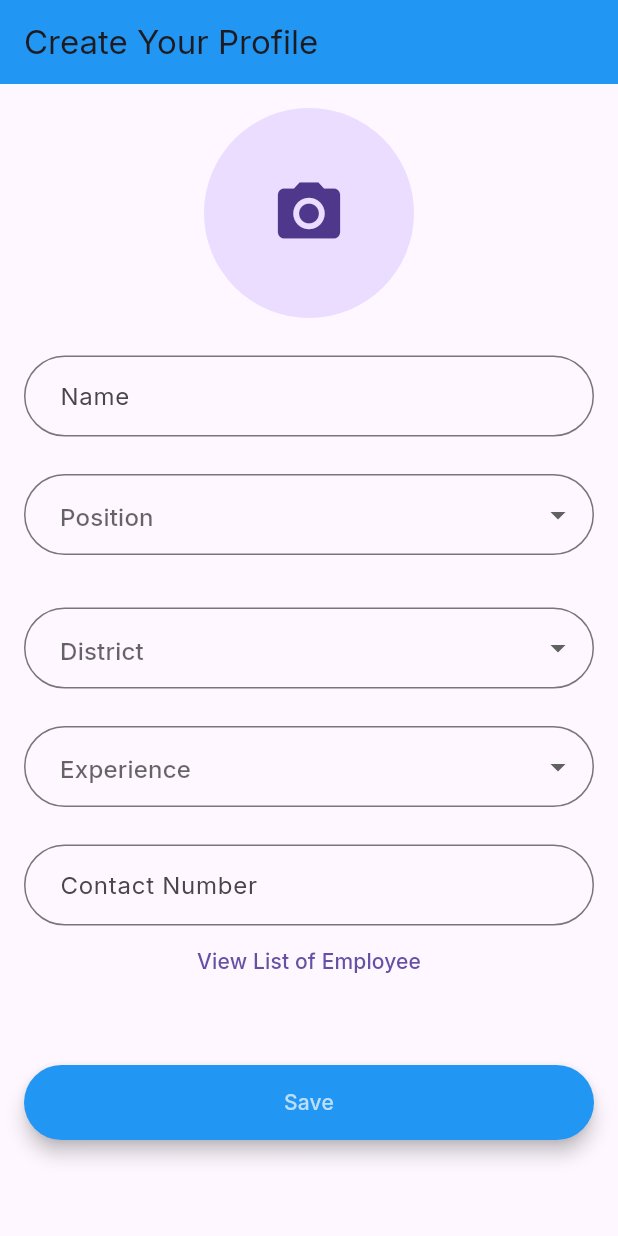
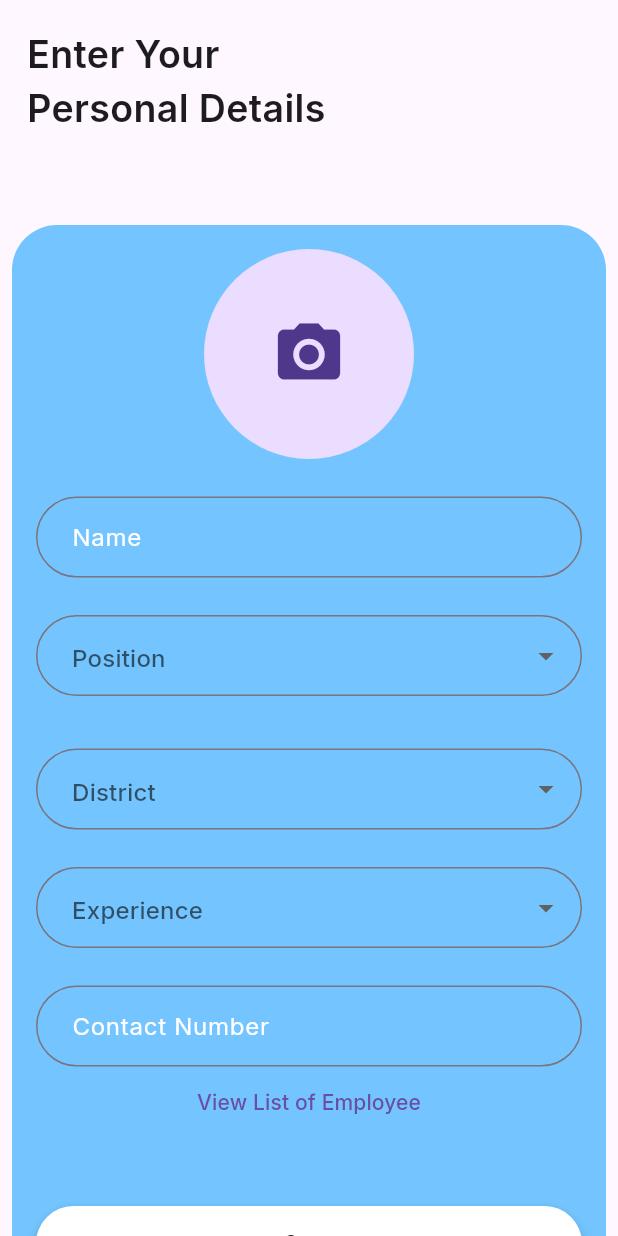
Before and after one commit to DilanMadusaanka2000/FixFinder-Flutter-Mobile-App, a Flutter app: the screen it shows after launch, on a phone screen of 412 x 824 dp. Run offline on Flutter 3.47's test engine with Material 3 defaults, Android fonts, the light colour scheme and no system bars; our stand-ins replace cloud_firestore, firebase_auth, firebase_core, firebase_storage, google_fonts, image_picker and 1 more; missing offline and left inert: dart:ffi; accounts and stored records are empty.

Commit message:
serviceProvider profile UI Updated

```diff
--- a/FixFinder-Flutter-Mobile-App/lib/constants/colors.dart
+++ b/FixFinder-Flutter-Mobile-App/lib/constants/colors.dart
@@ -23,3 +23,4 @@ final kCardButtonColor = Colors.grey[300];
 
 const kMainPinkColor = Colors.pink;
 const kGradientTopColor1 =Color.fromARGB(255, 92, 167, 221);
+const kButtonColorwithBlue = Color.fromARGB(255, 116, 197, 255);
--- a/FixFinder-Flutter-Mobile-App/lib/main.dart
+++ b/FixFinder-Flutter-Mobile-App/lib/main.dart
@@ -26,6 +26,8 @@ import 'package:checkfirebase/pages/addpage.dart';
 
 //   runApp(const MyApp());
 // }
+
+//firebase initialization
 
 void main() async {
   WidgetsFlutterBinding.ensureInitialized();
--- a/FixFinder-Flutter-Mobile-App/lib/pages/addpage.dart
+++ b/FixFinder-Flutter-Mobile-App/lib/pages/addpage.dart
@@ -1,4 +1,5 @@
 import 'dart:io';
+import 'package:checkfirebase/constants/colors.dart';
 import 'package:checkfirebase/pages/listpage.dart';
 import 'package:flutter/material.dart';
 import 'package:image_picker/image_picker.dart';
@@ -19,13 +20,52 @@ class _AddPage extends State<AddPage> {
   File? _profileImage;
 
   // Define a list of local service provider options
-  List<String> positions = ['Mason', 'Carpenter', 'Plumber', 'Electrician', 'Painter'];
+  List<String> positions = [
+    'Mason',
+    'Carpenter',
+    'Plumber',
+    'Electrician',
+    'Painter'
+  ];
   List<String> districts = [
-    'Colombo', 'Gampaha', 'Kalutara', 'Kandy', 'Matale', 'Nuwara Eliya', 'Galle', 'Matara', 'Hambantota',
-    'Jaffna', 'Kilinochchi', 'Mannar', 'Mullaitivu', 'Vavuniya', 'Puttalam', 'Kurunegala', 'Anuradhapura',
-    'Polonnaruwa', 'Badulla', 'Monaragala', 'Ratnapura', 'Kegalle', 'Ampara', 'Batticaloa', 'Trincomalee'
+    'Colombo',
+    'Gampaha',
+    'Kalutara',
+    'Kandy',
+    'Matale',
+    'Nuwara Eliya',
+    'Galle',
+    'Matara',
+    'Hambantota',
+    'Jaffna',
+    'Kilinochchi',
+    'Mannar',
+    'Mullaitivu',
+    'Vavuniya',
+    'Puttalam',
+    'Kurunegala',
+    'Anuradhapura',
+    'Polonnaruwa',
+    'Badulla',
+    'Monaragala',
+    'Ratnapura',
+    'Kegalle',
+    'Ampara',
+    'Batticaloa',
+    'Trincomalee'
   ];
-  List<String> experience = ['1 Year', '2 Year', '3 Year', '4 Year', '5 Year', '6 Year', '7 Year', '8 Year', '9 Year', '10 Year'];
+  List<String> experience = [
+    '1 Year',
+    '2 Year',
+    '3 Year',
+    '4 Year',
+    '5 Year',
+    '6 Year',
+    '7 Year',
+    '8 Year',
+    '9 Year',
+    '10 Year'
+  ];
 
   String? _selectedPosition;
   String? _selectedDistrict;
@@ -34,7 +74,8 @@ class _AddPage extends State<AddPage> {
   final GlobalKey<FormState> _formKey = GlobalKey<FormState>();
 
   Future<void> _pickImage() async {
-    final pickedFile = await ImagePicker().pickImage(source: ImageSource.gallery);
+    final pickedFile =
+        await ImagePicker().pickImage(source: ImageSource.gallery);
     if (pickedFile != null) {
       setState(() {
         _profileImage = File(pickedFile.path);
@@ -45,7 +86,8 @@ class _AddPage extends State<AddPage> {
   Future<String?> _uploadProfileImage(File image) async {
     try {
       String fileName = path.basename(image.path);
-      Reference storageReference = FirebaseStorage.instance.ref().child('profileImages/$fileName');
+      Reference storageReference =
+          FirebaseStorage.instance.ref().child('profileImages/$fileName');
       UploadTask uploadTask = storageReference.putFile(image);
       TaskSnapshot snapshot = await uploadTask.whenComplete(() => null);
       return await snapshot.ref.getDownloadURL();
@@ -54,10 +96,6 @@ class _AddPage extends State<AddPage> {
       return null;
     }
   }
-
-
-
-
 
   @override
   Widget build(BuildContext context) {
@@ -73,7 +111,9 @@ class _AddPage extends State<AddPage> {
       decoration: InputDecoration(
           contentPadding: const EdgeInsets.fromLTRB(20.0, 15.0, 20.0, 15.0),
           hintText: "Name",
-          border: OutlineInputBorder(borderRadius: BorderRadius.circular(32.0))),
+          hintStyle: TextStyle(color: Colors.white),
+          border:
+              OutlineInputBorder(borderRadius: BorderRadius.circular(32.0))),
     );
 
     final positionDropdown = DropdownButtonFormField<String>(
@@ -92,7 +132,9 @@ class _AddPage extends State<AddPage> {
       decoration: InputDecoration(
           contentPadding: const EdgeInsets.fromLTRB(20.0, 15.0, 20.0, 15.0),
           hintText: "Position",
-          border: OutlineInputBorder(borderRadius: BorderRadius.circular(32.0))),
+          hintStyle: TextStyle(color: Colors.white),
+          border:
+              OutlineInputBorder(borderRadius: BorderRadius.circular(32.0))),
       validator: (value) {
         if (value == null || value.isEmpty) {
           return 'Please select a position';
@@ -117,6 +159,7 @@ class _AddPage extends State<AddPage> {
       decoration: InputDecoration(
         contentPadding: const EdgeInsets.fromLTRB(20.0, 15.0, 20.0, 15.0),
         hintText: "District",
+        hintStyle: TextStyle(color: Colors.white),
         border: OutlineInputBorder(borderRadius: BorderRadius.circular(32.0)),
       ),
       validator: (value) {
@@ -143,6 +186,7 @@ class _AddPage extends State<AddPage> {
       decoration: InputDecoration(
         contentPadding: const EdgeInsets.fromLTRB(20.0, 15.0, 20.0, 15.0),
         hintText: "Experience",
+        hintStyle: TextStyle(color: Colors.white),
         border: OutlineInputBorder(borderRadius: BorderRadius.circular(32.0)),
       ),
       validator: (value) {
@@ -152,7 +196,7 @@ class _AddPage extends State<AddPage> {
         return null;
       },
     );
-
+    //conatct form field
     final contactField = TextFormField(
       controller: _employee_contact,
       autofocus: false,
@@ -162,11 +206,29 @@ class _AddPage extends State<AddPage> {
         }
         return null;
       },
+
+      keyboardType: TextInputType.number,
+
       decoration: InputDecoration(
           contentPadding: const EdgeInsets.fromLTRB(20.0, 15.0, 20.0, 15.0),
           hintText: "Contact Number",
-          border: OutlineInputBorder(borderRadius: BorderRadius.circular(32.0))),
+          hintStyle: TextStyle(color: Colors.white),
+          border:
+              OutlineInputBorder(borderRadius: BorderRadius.circular(32.0))),
     );
+
+
+
+
+   //check enter data is number format
+    // bool isNumeric(String? str) {
+    //   if (str == null) {
+    //     return false;
+    //   }
+    //   return double.tryParse(str) != null;
+    // }
+
+
 
     final viewListbutton = TextButton(
       onPressed: () {
@@ -184,7 +246,7 @@ class _AddPage extends State<AddPage> {
     final saveButton = Material(
       elevation: 5.0,
       borderRadius: BorderRadius.circular(30.0),
-      color: Theme.of(context).primaryColor,
+      color: Colors.white,
       child: MaterialButton(
         minWidth: MediaQuery.of(context).size.width,
         padding: const EdgeInsets.fromLTRB(20.0, 15.0, 20.0, 15.0),
@@ -225,7 +287,7 @@ class _AddPage extends State<AddPage> {
         },
         child: Text(
           "Save",
-          style: TextStyle(color: Theme.of(context).primaryColorLight),
+          style: TextStyle(color: Colors.black),
           textAlign: TextAlign.center,
         ),
       ),
@@ -233,15 +295,39 @@ class _AddPage extends State<AddPage> {
 
     return Scaffold(
       resizeToAvoidBottomInset: false,
-      appBar: AppBar(
-        title: const Text('Create Your Profile '),
-        backgroundColor: Theme.of(context).primaryColor,
+      body: SingleChildScrollView(
+        child: SafeArea(
+          child: Padding(
+            padding: const EdgeInsets.all(8.0),
+            child: Column(
+              //mainAxisAlignment: MainAxisAlignment.center,
+              children: [
+                Container(
+                  alignment: Alignment.topLeft,
+                  child: const Padding(
+                    padding: EdgeInsets.all(10),
+                    child: Text(
+                      "Enter Your \nPersonal Details",
+                      style: TextStyle(
+                        fontSize: 25,
+                        fontWeight: FontWeight.w600,
                       ),
-      body: SingleChildScrollView(
-        child: Column(
-          mainAxisAlignment: MainAxisAlignment.center,
-          children: [
-            Form(
+                    ),
+                  ),
+                ),
+                const SizedBox(
+                  height: 50,
+                ),
+                Container(
+                  decoration: const BoxDecoration(
+                    color:
+                        kButtonColorwithBlue, // Set the background color you prefer
+                    borderRadius: BorderRadius.only(
+                      topLeft: Radius.circular(30.0),
+                      topRight: Radius.circular(30.0),
+                    ),
+                  ),
+                  child: Form(
                     key: _formKey,
                     child: Padding(
                       padding: const EdgeInsets.all(16.0),
@@ -253,15 +339,14 @@ class _AddPage extends State<AddPage> {
                             onTap: _pickImage,
                             child: CircleAvatar(
                               radius: 70,
-                        backgroundImage: _profileImage != null ? FileImage(_profileImage!) : null,
-                        child: _profileImage == null ? Icon(Icons.camera_alt, size: 50) : null,
+                              backgroundImage: _profileImage != null
+                                  ? FileImage(_profileImage!)
+                                  : null,
+                              child: _profileImage == null
+                                  ? Icon(Icons.camera_alt, size: 50)
+                                  : null,
                             ),
                           ),
-
-
-
-
-
                           const SizedBox(height: 25.0),
                           nameField,
                           const SizedBox(height: 25.0),
@@ -280,7 +365,10 @@ class _AddPage extends State<AddPage> {
                       ),
                     ),
                   ),
+                ),
               ],
+            ),
+          ),
         ),
       ),
     );
--- a/FixFinder-Flutter-Mobile-App/lib/widgets/progressCard.dart
+++ b/FixFinder-Flutter-Mobile-App/lib/widgets/progressCard.dart
@@ -25,6 +25,8 @@ class _ProgresscardState extends State<Progresscard> {
           colors: [kGradientTopColor, kGradientBottomColor],
         ),
       ),
+
+
       child: const Padding(
         padding: const EdgeInsets.all(30),
         child: Column(
--- a/FixFinder-Flutter-Mobile-App/lib/widgets/service_card.dart
+++ b/FixFinder-Flutter-Mobile-App/lib/widgets/service_card.dart
@@ -40,7 +40,7 @@ class ServiceCard extends StatelessWidget {
 
             Text(
               title,
-              style: TextStyle(
+              style:const TextStyle(
                 fontSize: 18,
                 fontWeight: FontWeight.bold,
               ),
@@ -54,7 +54,7 @@ class ServiceCard extends StatelessWidget {
 
             Text(
               description,
-              style: TextStyle(
+              style: const TextStyle(
                 fontSize: 15,
                 fontWeight: FontWeight.normal,
               ),
```
Lines whose indentation alone changed are shown as unchanged.
